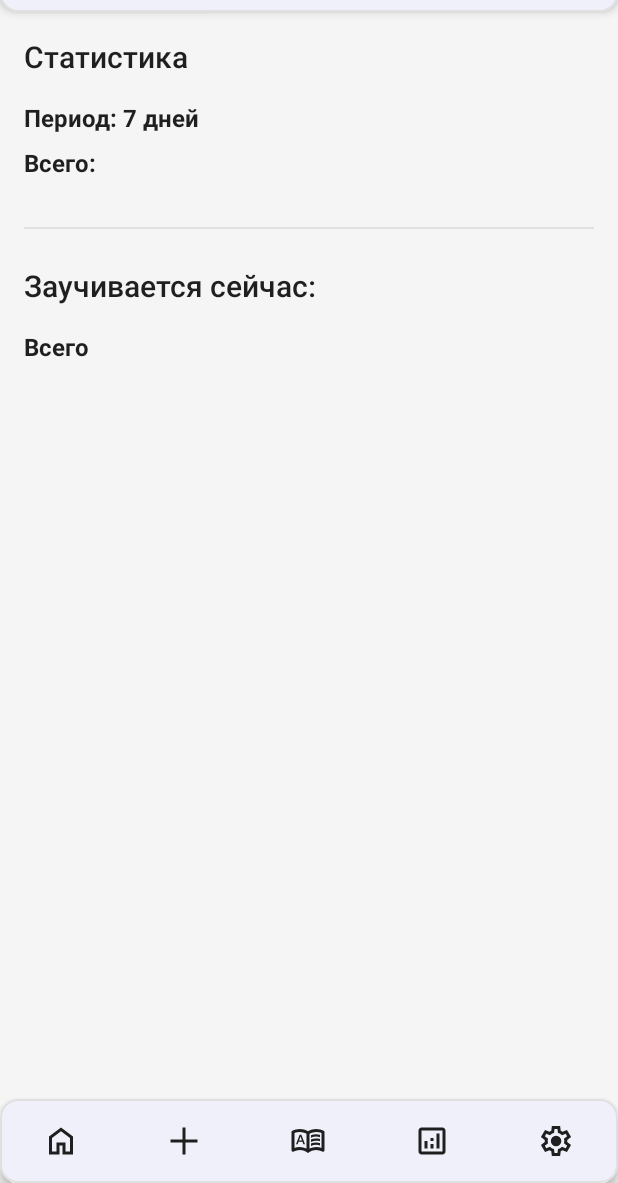
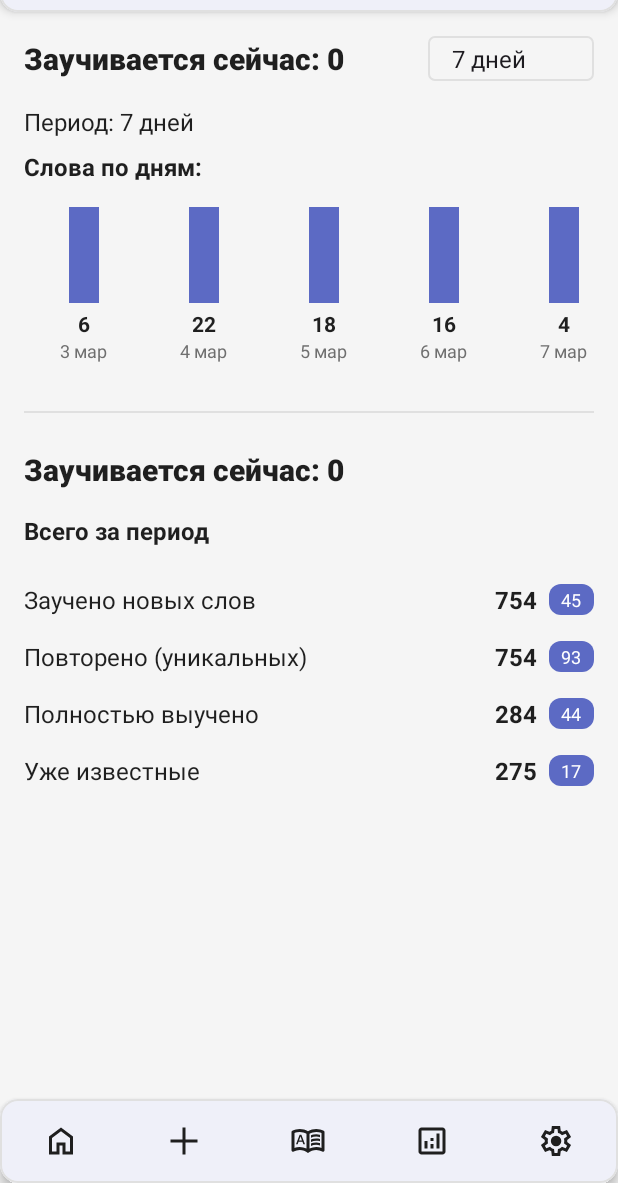
Before and after one commit to brikkerdev/Grable, an Android app: the screen it shows after launch (MainActivity), after a tap on an icon or button, on a phone screen of 412 x 824 dp, the part 53-1236 px from its top. Run offline under Robolectric (Android 15) with nearby library versions, the phone set to English and light mode, and no system bars.

Commit message:
Update Statistic Fragment

```diff
--- /dev/null
+++ b/app/src/main/java/ru/sirius/grable/progress/DaysAdapter.kt
@@ -0,0 +1,48 @@
+package ru.sirius.grable.progress
+
+import android.view.LayoutInflater
+import android.view.View
+import android.view.ViewGroup
+import android.widget.TextView
+import androidx.recyclerview.widget.RecyclerView
+import ru.sirius.grable.progress.data.DayStat
+import ru.sirius.grable.R
+
+class DaysAdapter(private val days: List<DayStat>) :
+    RecyclerView.Adapter<DaysAdapter.DayViewHolder>() {
+
+    class DayViewHolder(itemView: View) : RecyclerView.ViewHolder(itemView) {
+        private val bar: View = itemView.findViewById(R.id.vBar)
+        private val tvWordsCount: TextView = itemView.findViewById(R.id.tvWordsCount)
+        private val tvDate: TextView = itemView.findViewById(R.id.tvDate)
+
+        fun bind(day: DayStat, maxWords: Int) {
+            tvDate.text = day.date
+            tvWordsCount.text = day.wordsCount.toString()
+
+            // Динамическая высота столбца
+            val layoutParams = bar.layoutParams
+            if (maxWords > 0) {
+                val percentage = day.wordsCount.toFloat() / maxWords
+                layoutParams.height = (percentage * 80).toInt() // 80dp максимальная высота
+            } else {
+                layoutParams.height = 0
+            }
+            bar.layoutParams = layoutParams
+        }
+    }
+
+    override fun onCreateViewHolder(parent: ViewGroup, viewType: Int): DayViewHolder {
+        val view = LayoutInflater.from(parent.context)
+            .inflate(R.layout.item_day_stat, parent, false)
+        return DayViewHolder(view)
+    }
+
+    override fun onBindViewHolder(holder: DayViewHolder, position: Int) {
+        val day = days[position]
+        val maxWords = days.maxOfOrNull { it.wordsCount } ?: 0
+        holder.bind(day, maxWords)
+    }
+
+    override fun getItemCount() = days.size
+}
--- /dev/null
+++ b/app/src/main/java/ru/sirius/grable/progress/StatisticsAdapter.kt
@@ -0,0 +1,37 @@
+package ru.sirius.grable.progress
+
+import android.view.LayoutInflater
+import android.view.View
+import android.view.ViewGroup
+import android.widget.TextView
+import androidx.recyclerview.widget.RecyclerView
+import ru.sirius.grable.progress.data.StatisticItem
+import ru.sirius.grable.R
+
+class StatisticsAdapter(private val statistics: List<StatisticItem>) :
+    RecyclerView.Adapter<StatisticsAdapter.StatisticViewHolder>() {
+
+    class StatisticViewHolder(itemView: View) : RecyclerView.ViewHolder(itemView) {
+        private val tvTitle: TextView = itemView.findViewById(R.id.tvTitle)
+        private val tvTotal: TextView = itemView.findViewById(R.id.tvTotal)
+        private val tvPeriod: TextView = itemView.findViewById(R.id.tvPeriod)
+
+        fun bind(stat: StatisticItem) {
+            tvTitle.text = stat.title
+            tvTotal.text = stat.total.toString()
+            tvPeriod.text = stat.period.toString()
+        }
+    }
+
+    override fun onCreateViewHolder(parent: ViewGroup, viewType: Int): StatisticViewHolder {
+        val view = LayoutInflater.from(parent.context)
+            .inflate(R.layout.item_stat, parent, false)
+        return StatisticViewHolder(view)
+    }
+
+    override fun onBindViewHolder(holder: StatisticViewHolder, position: Int) {
+        holder.bind(statistics[position])
+    }
+
+    override fun getItemCount() = statistics.size
+}
--- a/app/src/main/java/ru/sirius/grable/progress/StatsFragment.kt
+++ b/app/src/main/java/ru/sirius/grable/progress/StatsFragment.kt
@@ -4,14 +4,31 @@ import android.os.Bundle
 import android.view.LayoutInflater
 import android.view.View
 import android.view.ViewGroup
+import android.widget.AdapterView
+import android.widget.ArrayAdapter
+import android.widget.Spinner
+import android.widget.TextView
 import androidx.fragment.app.Fragment
+import androidx.recyclerview.widget.LinearLayoutManager
+import androidx.recyclerview.widget.RecyclerView
 import ru.sirius.grable.R
+import ru.sirius.grable.progress.data.StatisticsData
+import ru.sirius.grable.progress.data.repository.StatisticsRepository
 
 
 class StatsFragment : Fragment() {
 
+    private lateinit var spinnerPeriod: Spinner
+    private lateinit var tvPeriod: TextView
+    private lateinit var rvDays: RecyclerView
+    private lateinit var rvStatistics: RecyclerView
+
+    private val statisticsRepository = StatisticsRepository()
+    private var currentPeriod = 7
+
     override fun onCreateView(
-        inflater: LayoutInflater, container: ViewGroup?,
+        inflater: LayoutInflater,
+        container: ViewGroup?,
         savedInstanceState: Bundle?
     ): View? {
         return inflater.inflate(R.layout.fragment_progress, container, false)
@@ -19,5 +36,59 @@ class StatsFragment : Fragment() {
 
     override fun onViewCreated(view: View, savedInstanceState: Bundle?) {
         super.onViewCreated(view, savedInstanceState)
+        initViews(view)
+        setupSpinner()
+        loadStatistics(currentPeriod)
+    }
+
+    private fun initViews(view: View) {
+        spinnerPeriod = view.findViewById(R.id.spinnerPeriod)
+        tvPeriod = view.findViewById(R.id.tvPeriod)
+        rvDays = view.findViewById(R.id.rvDays)
+        rvStatistics = view.findViewById(R.id.rvStatistics)
+
+        rvDays.layoutManager = LinearLayoutManager(requireContext(), LinearLayoutManager.HORIZONTAL, false)
+        rvStatistics.layoutManager = LinearLayoutManager(requireContext())
+    }
+
+    private fun setupSpinner() {
+        val periods = arrayOf("7 дней", "30 дней", "90 дней", "Все время")
+        val adapter = ArrayAdapter(requireContext(), android.R.layout.simple_spinner_item, periods)
+        adapter.setDropDownViewResource(android.R.layout.simple_spinner_dropdown_item)
+        spinnerPeriod.adapter = adapter
+
+        spinnerPeriod.onItemSelectedListener = object : AdapterView.OnItemSelectedListener {
+            override fun onItemSelected(parent: AdapterView<*>?, view: View?, position: Int, id: Long) {
+                currentPeriod = when (position) {
+                    0 -> 7
+                    1 -> 30
+                    2 -> 90
+                    else -> -1 // Все время
+                }
+                loadStatistics(currentPeriod)
+            }
+
+            override fun onNothingSelected(parent: AdapterView<*>?) {}
+        }
+    }
+
+    private fun loadStatistics(period: Int) {
+        val statisticsData = statisticsRepository.getStatistics(period)
+        updateUI(statisticsData)
+    }
+
+    private fun updateUI(data: StatisticsData) {
+        tvPeriod.text = "Период: ${data.periodTitle}"
+
+        // Обновляем заголовок "Заучивается сейчас"
+        val learningNowText = "Заучивается сейчас: ${data.learningNow}"
+        requireView().findViewById<TextView>(R.id.tvPeriodTitle).text = learningNowText
+
+        // Настраиваем адаптеры
+        val daysAdapter = DaysAdapter(data.days)
+        rvDays.adapter = daysAdapter
+
+        val statisticsAdapter = StatisticsAdapter(data.statistics)
+        rvStatistics.adapter = statisticsAdapter
     }
 }
--- /dev/null
+++ b/app/src/main/java/ru/sirius/grable/progress/data/DayStat.kt
@@ -0,0 +1,7 @@
+package ru.sirius.grable.progress.data
+
+data class DayStat(
+    val date: String,
+    val wordsCount: Int,
+    val maxWords: Int = 0
+)
--- /dev/null
+++ b/app/src/main/java/ru/sirius/grable/progress/data/StatisticItem.kt
@@ -0,0 +1,7 @@
+package ru.sirius.grable.progress.data
+
+data class StatisticItem(
+    val title: String,
+    val total: Int,
+    val period: Int
+)
--- /dev/null
+++ b/app/src/main/java/ru/sirius/grable/progress/data/StatisticsData.kt
@@ -0,0 +1,8 @@
+package ru.sirius.grable.progress.data
+
+data class StatisticsData(
+    val periodTitle: String,
+    val learningNow: Int,
+    val days: List<DayStat>,
+    val statistics: List<StatisticItem>
+)
--- /dev/null
+++ b/app/src/main/java/ru/sirius/grable/progress/data/repository/StatisticsRepository.kt
@@ -0,0 +1,101 @@
+package ru.sirius.grable.progress.data.repository
+
+import ru.sirius.grable.progress.data.DayStat
+import ru.sirius.grable.progress.data.StatisticItem
+import ru.sirius.grable.progress.data.StatisticsData
+import java.text.SimpleDateFormat
+import java.util.Calendar
+import java.util.Locale
+import kotlin.random.Random
+
+class StatisticsRepository {
+
+    fun getStatistics(period: Int): StatisticsData {
+        return when (period) {
+            7 -> getWeeklyStatistics()
+            30 -> getMonthlyStatistics()
+            90 -> getQuarterlyStatistics()
+            else -> getAllTimeStatistics()
+        }
+    }
+
+    private fun getWeeklyStatistics(): StatisticsData {
+        val days = listOf(
+            DayStat("3 мар", 6),
+            DayStat("4 мар", 22),
+            DayStat("5 мар", 18),
+            DayStat("6 мар", 16),
+            DayStat("7 мар", 4),
+            DayStat("8 мар", 3),
+            DayStat("9 мар", 7)
+        )
+
+        val statistics = listOf(
+            StatisticItem("Заучено новых слов", 754, 45),
+            StatisticItem("Повторено (уникальных)", 754, 93),
+            StatisticItem("Полностью выучено", 284, 44),
+            StatisticItem("Уже известные", 275, 17)
+        )
+
+        return StatisticsData("7 дней", 0, days, statistics)
+    }
+
+    private fun getMonthlyStatistics(): StatisticsData {
+        // Генерация данных за 30 дней
+        val days = generateDaysData(30)
+
+        val statistics = listOf(
+            StatisticItem("Заучено новых слов", 2150, 320),
+            StatisticItem("Повторено (уникальных)", 2890, 540),
+            StatisticItem("Полностью выучено", 890, 210),
+            StatisticItem("Уже известные", 750, 95)
+        )
+
+        return StatisticsData("30 дней", 12, days, statistics)
+    }
+
+    private fun getQuarterlyStatistics(): StatisticsData {
+        val days = generateDaysData(90, isQuarterly = true)
+
+        val statistics = listOf(
+            StatisticItem("Заучено новых слов", 5840, 890),
+            StatisticItem("Повторено (уникальных)", 7520, 1240),
+            StatisticItem("Полностью выучено", 2450, 560),
+            StatisticItem("Уже известные", 1980, 240)
+        )
+
+        return StatisticsData("90 дней", 8, days, statistics)
+    }
+
+    private fun getAllTimeStatistics(): StatisticsData {
+        val days = generateDaysData(180, isQuarterly = true)
+
+        val statistics = listOf(
+            StatisticItem("Заучено новых слов", 12540, 2150),
+            StatisticItem("Повторено (уникальных)", 18420, 3240),
+            StatisticItem("Полностью выучено", 6520, 1240),
+            StatisticItem("Уже известные", 4250, 580)
+        )
+
+        return StatisticsData("Все время", 15, days, statistics)
+    }
+
+    private fun generateDaysData(daysCount: Int, isQuarterly: Boolean = false): List<DayStat> {
+        val days = mutableListOf<DayStat>()
+        val random = Random(System.currentTimeMillis())
+
+        val dateFormat = if (isQuarterly) SimpleDateFormat("dd MMM", Locale.getDefault())
+        else SimpleDateFormat("d MMM", Locale.getDefault())
+
+        val calendar = Calendar.getInstance()
+
+        for (i in daysCount downTo 1) {
+            calendar.add(Calendar.DAY_OF_YEAR, -1)
+            val date = dateFormat.format(calendar.time)
+            val wordsCount = random.nextInt(5, 25)
+            days.add(0, DayStat(date, wordsCount))
+        }
+
+        return days
+    }
+}
--- /dev/null
+++ b/app/src/main/res/drawable/period_background.xml
@@ -0,0 +1,5 @@
+<?xml version="1.0" encoding="utf-8"?>
+<shape xmlns:android="http://schemas.android.com/apk/res/android">
+    <solid android:color="@color/primary" />
+    <corners android:radius="8dp" />
+</shape>
--- /dev/null
+++ b/app/src/main/res/drawable/spinner_background.xml
@@ -0,0 +1,7 @@
+<?xml version="1.0" encoding="utf-8"?>
+<shape xmlns:android="http://schemas.android.com/apk/res/android">
+    <solid android:color="@android:color/transparent" />
+    <stroke android:width="1dp" android:color="@color/divider" />
+    <corners android:radius="4dp" />
+    <padding android:left="8dp" android:top="4dp" android:right="8dp" android:bottom="4dp" />
+</shape>
--- a/app/src/main/res/layout/fragment_progress.xml
+++ b/app/src/main/res/layout/fragment_progress.xml
@@ -13,26 +13,45 @@
         android:layout_height="wrap_content"
         android:orientation="vertical">
 
-        <TextView
-            android:id="@+id/tvPeriodTitle"
+        <!-- Заголовок и выбор периода -->
+        <LinearLayout
             android:layout_width="match_parent"
             android:layout_height="wrap_content"
-            android:text="Статистика"
-            style="@style/TextAppearanceHeadline3"
-            android:layout_marginBottom="@dimen/spacing_base" />
+            android:orientation="horizontal"
+            android:gravity="center_vertical"
+            android:layout_marginBottom="@dimen/spacing_base">
 
+            <TextView
+                android:id="@+id/tvPeriodTitle"
+                android:layout_width="0dp"
+                android:layout_height="wrap_content"
+                android:layout_weight="1"
+                android:text="Статистика"
+                style="@style/TextAppearanceHeadline3"
+                android:textStyle="bold" />
+
+            <Spinner
+                android:id="@+id/spinnerPeriod"
+                android:layout_width="wrap_content"
+                android:layout_height="wrap_content"
+                android:background="@drawable/spinner_background" />
+
+        </LinearLayout>
+
+        <!-- Период -->
         <TextView
+            android:id="@+id/tvPeriod"
             android:layout_width="match_parent"
             android:layout_height="wrap_content"
             android:text="Период: 7 дней"
             style="@style/TextAppearanceBody1"
-            android:textStyle="bold"
             android:layout_marginBottom="@dimen/spacing_sm" />
 
+        <!-- График дней -->
         <TextView
             android:layout_width="match_parent"
             android:layout_height="wrap_content"
-            android:text="Всего:"
+            android:text="Слова по дням:"
             style="@style/TextAppearanceBody1"
             android:textStyle="bold"
             android:layout_marginBottom="@dimen/spacing_sm" />
@@ -40,7 +59,7 @@
         <androidx.recyclerview.widget.RecyclerView
             android:id="@+id/rvDays"
             android:layout_width="match_parent"
-            android:layout_height="wrap_content"
+            android:layout_height="120dp"
             android:layout_marginBottom="@dimen/spacing_xl" />
 
         <View
@@ -49,17 +68,20 @@
             android:background="@color/divider"
             android:layout_marginBottom="@dimen/spacing_xl" />
 
+        <!-- Текущее обучение -->
         <TextView
             android:layout_width="match_parent"
             android:layout_height="wrap_content"
-            android:text="Заучивается сейчас:"
+            android:text="Заучивается сейчас: 0"
             style="@style/TextAppearanceHeadline3"
+            android:textStyle="bold"
             android:layout_marginBottom="@dimen/spacing_base" />
 
+        <!-- Общая статистика -->
         <TextView
             android:layout_width="match_parent"
             android:layout_height="wrap_content"
-            android:text="Всего"
+            android:text="Всего за период"
             style="@style/TextAppearanceBody1"
             android:textStyle="bold"
             android:layout_marginBottom="@dimen/spacing_base" />
--- /dev/null
+++ b/app/src/main/res/layout/item_day_stat.xml
@@ -0,0 +1,36 @@
+<?xml version="1.0" encoding="utf-8"?>
+<LinearLayout xmlns:android="http://schemas.android.com/apk/res/android"
+    android:layout_width="80dp"
+    android:layout_height="match_parent"
+    android:orientation="vertical"
+    android:gravity="center"
+    android:padding="@dimen/spacing_sm">
+
+    <!-- Столбец графика -->
+    <View
+        android:id="@+id/vBar"
+        android:layout_width="20dp"
+        android:layout_height="0dp"
+        android:layout_weight="1"
+        android:background="@color/primary"
+        android:layout_marginBottom="@dimen/spacing_xs" />
+
+    <!-- Количество слов -->
+    <TextView
+        android:id="@+id/tvWordsCount"
+        android:layout_width="wrap_content"
+        android:layout_height="wrap_content"
+        android:text="0"
+        style="@style/TextAppearanceBody2"
+        android:textStyle="bold" />
+
+    <!-- Дата -->
+    <TextView
+        android:id="@+id/tvDate"
+        android:layout_width="wrap_content"
+        android:layout_height="wrap_content"
+        android:text="3 мар"
+        style="@style/TextAppearanceCaption"
+        android:textColor="@color/text_secondary" />
+
+</LinearLayout>
--- /dev/null
+++ b/app/src/main/res/layout/item_stat.xml
@@ -0,0 +1,44 @@
+<?xml version="1.0" encoding="utf-8"?>
+<LinearLayout xmlns:android="http://schemas.android.com/apk/res/android"
+    android:layout_width="match_parent"
+    android:layout_height="wrap_content"
+    android:orientation="horizontal"
+    android:paddingVertical="@dimen/spacing_sm"
+    android:gravity="center_vertical">
+
+    <TextView
+        android:id="@+id/tvTitle"
+        android:layout_width="0dp"
+        android:layout_height="wrap_content"
+        android:layout_weight="1"
+        style="@style/TextAppearanceBody1" />
+
+    <LinearLayout
+        android:layout_width="wrap_content"
+        android:layout_height="wrap_content"
+        android:orientation="horizontal"
+        android:gravity="center_vertical">
+
+        <TextView
+            android:id="@+id/tvTotal"
+            android:layout_width="wrap_content"
+            android:layout_height="wrap_content"
+            style="@style/TextAppearanceBody1"
+            android:textStyle="bold"
+            android:layout_marginEnd="@dimen/spacing_sm" />
+
+        <TextView
+            android:id="@+id/tvPeriod"
+            android:layout_width="wrap_content"
+            android:layout_height="wrap_content"
+            android:minWidth="30dp"
+            android:gravity="center"
+            android:background="@drawable/period_background"
+            android:paddingHorizontal="@dimen/spacing_xs"
+            android:paddingVertical="2dp"
+            style="@style/TextAppearanceCaption"
+            android:textColor="@android:color/white" />
+
+    </LinearLayout>
+
+</LinearLayout>
```
